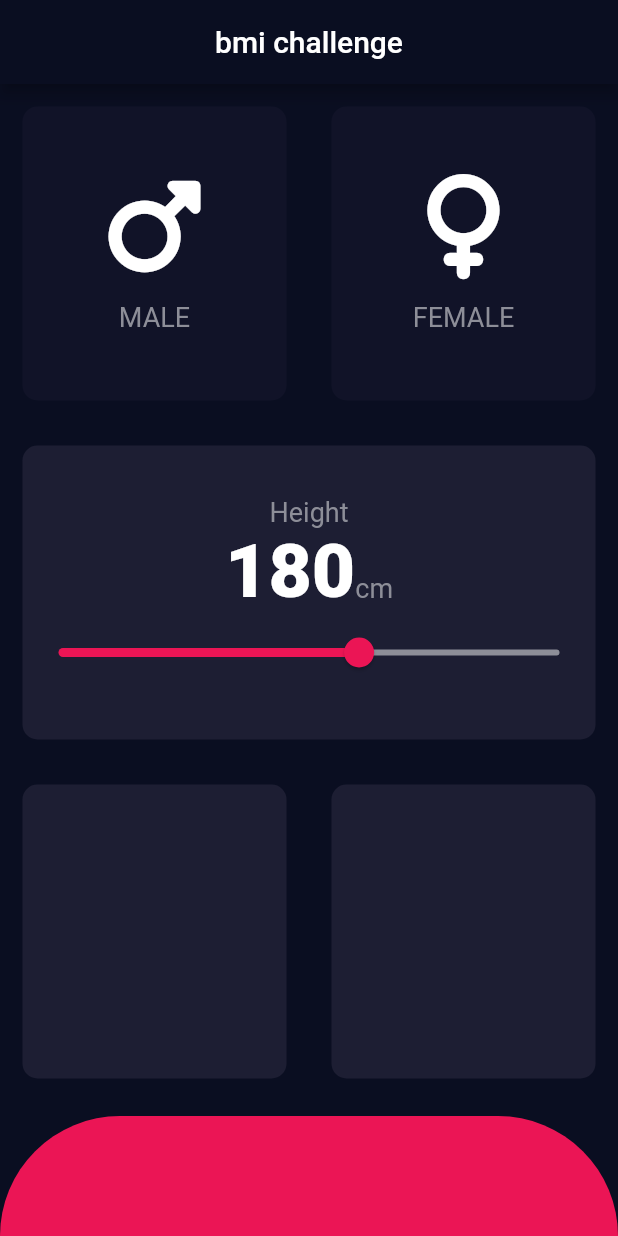
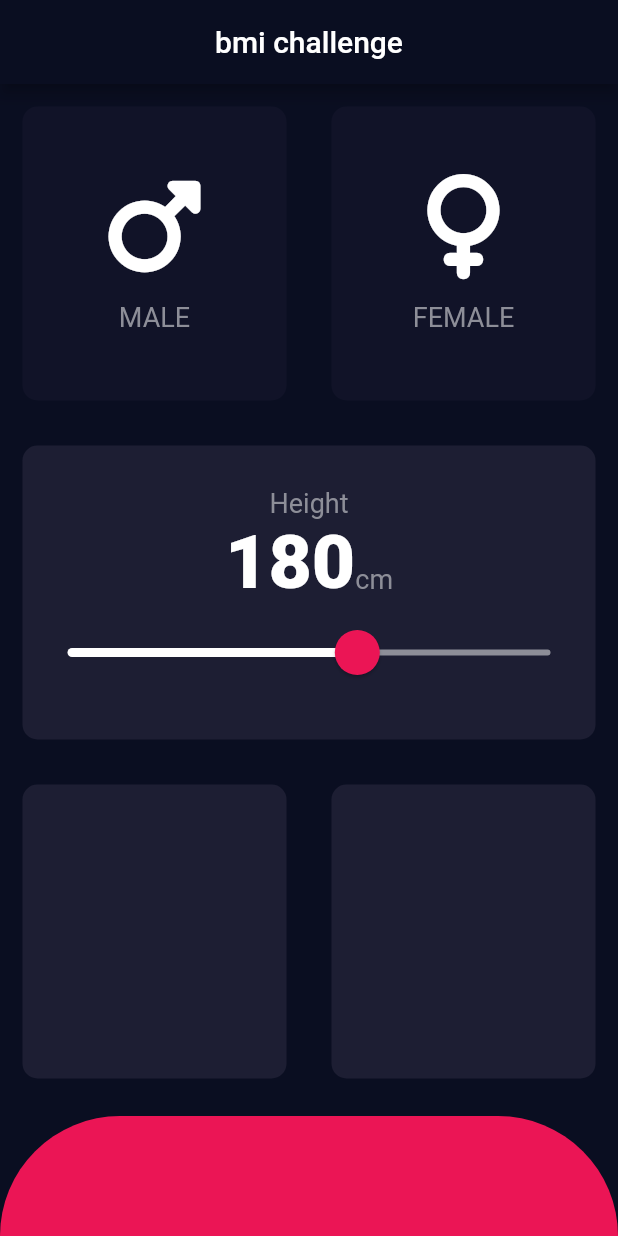
Before and after one commit to alikazemidev/bmi_flutter_20dayschallenge, a Flutter app: the screen it shows after launch, on a phone screen of 412 x 824 dp. Run offline on Flutter 3.47's test engine with Material 2 defaults, Android fonts, the phone set to English and light mode, and no system bars; our stand-ins replace font_awesome_flutter.

Commit message:
complete silder  section

```diff
--- a/lib/screens/home_page.dart
+++ b/lib/screens/home_page.dart
@@ -90,17 +90,31 @@
                     )
                   ],
                 ),
-                Slider(
+                SliderTheme(
+                  data: SliderTheme.of(context).copyWith(
+                    thumbColor: Color(0xffeb1555),
+                    inactiveTrackColor: Color(0xff8d8e98),
+                    activeTrackColor: Colors.white,
+                    thumbShape: RoundSliderThumbShape(
+                      enabledThumbRadius: 15,
+                    ),
+                    overlayColor: Color(0x29eb1555),
+                    overlayShape: RoundSliderOverlayShape(
+                      overlayRadius: 30,
+                    ),
+                  ),
+                  child: Slider(
                     min: 120.0,
                     max: 220.0,
                     value: height.toDouble(),
-                  activeColor: Color(0xffeb1555),
-                  inactiveColor: Color(0xff8d8e98),
+                    // activeColor: Color(0xffeb1555),
+                    // inactiveColor: Color(0xff8d8e98),
                     onChanged: (double newValue) {
                       setState(() {
                         height = newValue.round();
                       });
                     },
+                  ),
                 ),
               ],
             ),
```
Lines whose indentation alone changed are shown as unchanged.
